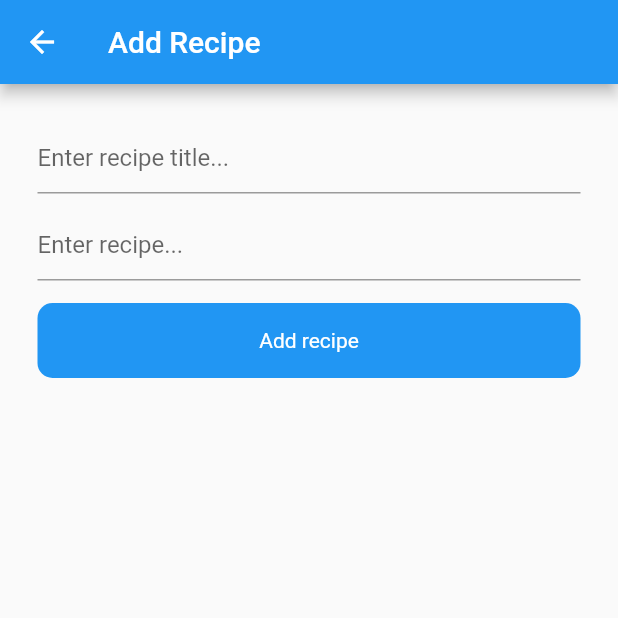
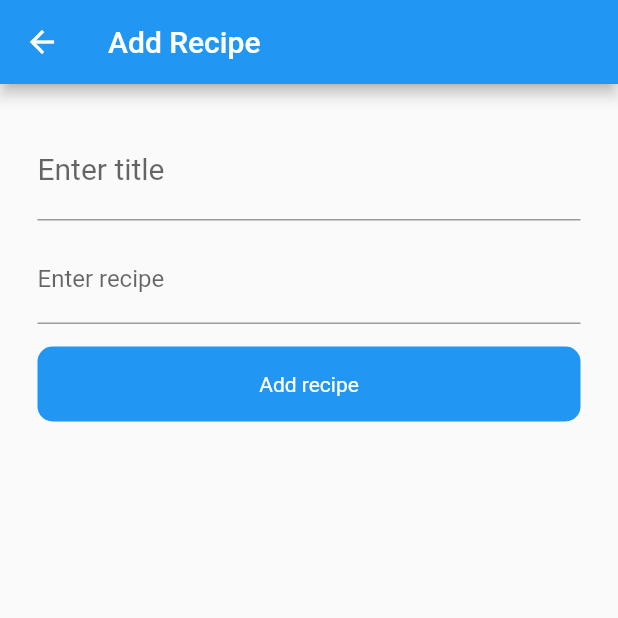
Before and after one commit to Dr34msHunt3r/dotd, a Flutter app: the screen it shows after launch, after a tap on "Add recipe", on a phone screen of 412 x 824 dp, the top half of it. Run offline on Flutter 3.47's test engine with Material 2 defaults, Android fonts, the phone set to English and light mode, and no system bars; our stand-ins replace bloc, flutter_bloc, fluttertoast; network calls fail.

Commit message:
Added safeArea for screens, set padding, customized textFields

```diff
--- a/lib/presentation/screens/add_recipe_screen.dart
+++ b/lib/presentation/screens/add_recipe_screen.dart
@@ -39,12 +39,15 @@ class AddRecipeScreen extends StatelessWidget {
       children: [
         TextField(
           controller: _controllerTitle,
-          decoration: const InputDecoration(hintText: "Enter recipe title..."),
+          style: const TextStyle(fontSize: 20),
+          decoration: const InputDecoration(labelText: "Enter title"),
         ),
         const SizedBox(height: 10.0,),
         TextField(
           controller: _controllerSubtitle,
-          decoration: const InputDecoration(hintText: "Enter recipe..."),
+          keyboardType: TextInputType.multiline,
+          maxLines: null,
+          decoration: const InputDecoration(labelText: "Enter recipe"),
         ),
         const SizedBox(height: 15.0,),
         _addRecipeBtn(context)
--- a/lib/presentation/screens/recipes_screen.dart
+++ b/lib/presentation/screens/recipes_screen.dart
@@ -24,7 +24,8 @@ class RecipesScreen extends StatelessWidget {
           ),
         ],
       ),
-      body: BlocBuilder<RecipesCubit, RecipesState>(
+      body: SafeArea(
+        child: BlocBuilder<RecipesCubit, RecipesState>(
           builder: (context, state) {
             if (!(state is RecipesLoaded)) {
               return const Center(child: CircularProgressIndicator());
@@ -32,6 +33,7 @@ class RecipesScreen extends StatelessWidget {
             final recipes = (state as RecipesLoaded).recipes;
 
             return ListView(
+              padding: const EdgeInsets.all(10.0),
               children: [
                 _addRecipe(context),
                 Column(
@@ -40,6 +42,7 @@ class RecipesScreen extends StatelessWidget {
               ],
             );
           },
+        ),
       ),
     );
   }
```
Also changed, not shown: lib/presentation/screens/details_recipe_screen.dart (+3 -5 lines). Lines whose indentation alone changed are shown as unchanged.
